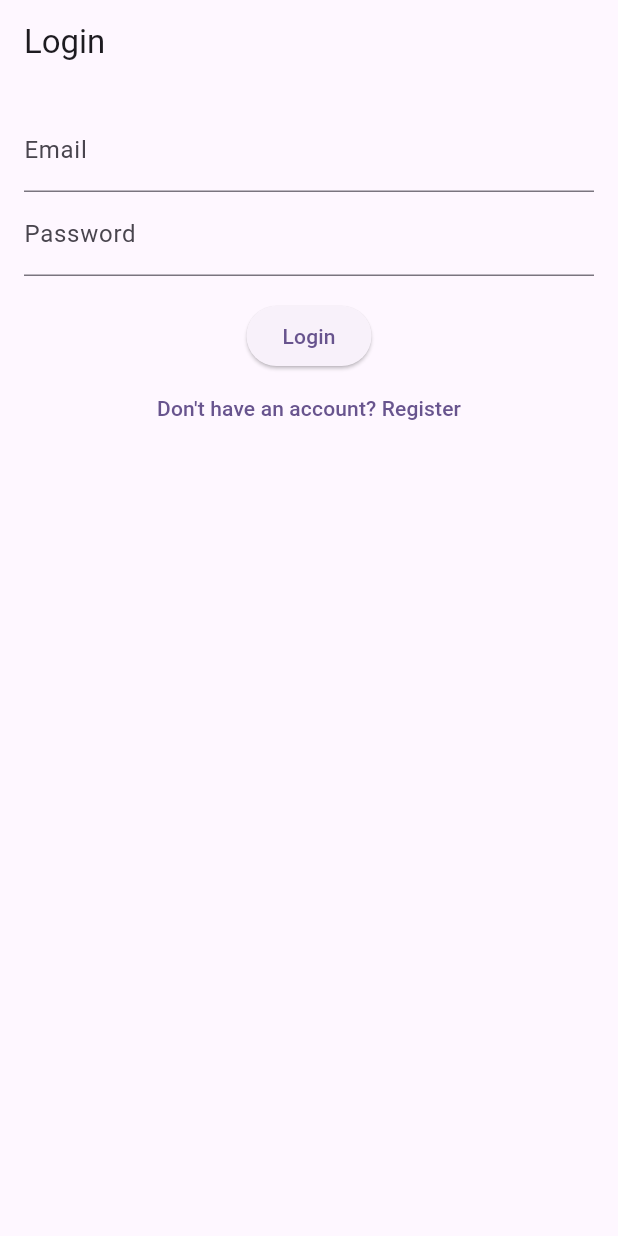
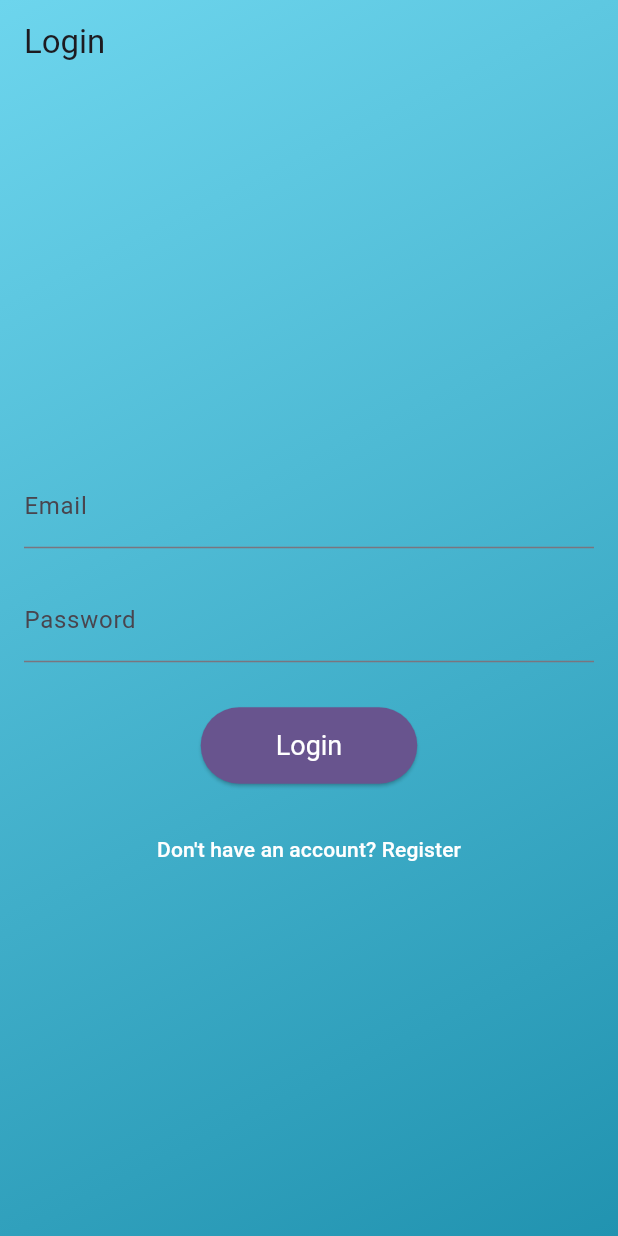
Before and after one commit to MoxProgramming/task_manager, a Flutter app: the screen it shows after launch, on a phone screen of 412 x 824 dp. Run offline on Flutter 3.47's test engine with Material 3 defaults, Android fonts, the light colour scheme and no system bars; our stand-ins replace cloud_firestore, firebase_auth, firebase_core, flutter_animate, flutter_riverpod, shared_preferences; accounts and stored records are empty; generated files the repository leaves out were written again.

Commit message:
notes board feature
updated login screen, added task details on click
new feature: notes board - works but is currently global and not finished

```diff
--- a/lib/core/widgets/text_field.dart
+++ b/lib/core/widgets/text_field.dart
@@ -4,11 +4,13 @@ class AppTextField extends StatelessWidget {
   final TextEditingController controller;
   final String label;
   final bool obscureText;
+  final Function(String)? onSubmit;
 
   const AppTextField({
     required this.controller,
     required this.label,
     this.obscureText = false,
+    this.onSubmit,
     super.key,
   });
 
@@ -18,6 +20,7 @@ class AppTextField extends StatelessWidget {
       controller: controller,
       decoration: InputDecoration(labelText: label),
       obscureText: obscureText,
+      onSubmitted: onSubmit,
     );
   }
 }
--- a/lib/features/auth/ui/screens/login_screen.dart
+++ b/lib/features/auth/ui/screens/login_screen.dart
@@ -36,37 +36,96 @@ class _LoginScreenState extends ConsumerState<LoginScreen> {
 
   @override
   Widget build(BuildContext context) {
-    return Scaffold(
-      appBar: AppBar(title: Text('Login')),
-      body: Padding(
-        padding: EdgeInsets.all(16),
+    return Container(
+      decoration: BoxDecoration(
+        // Example background image (replace with your actual image)
+        gradient: LinearGradient(
+          begin: Alignment.topLeft,
+          end: Alignment.bottomRight,
+          colors: [
+            const Color(0xFF6dd5ed), // Start color (light blue)
+            const Color(0xFF2193b0), // End color (darker blue)
+          ],
+          stops: const [0.0, 1.0],
+        ),
+      ),
+      child: Scaffold(
+        backgroundColor: Colors.transparent,
+        appBar: AppBar(
+          title: const Text('Login'),
+          backgroundColor: Colors.transparent,
+          elevation: 0,
+        ),
+        body: Center(
+          child: SingleChildScrollView(
+            padding: const EdgeInsets.all(16),
             child: Column(
+              mainAxisAlignment: MainAxisAlignment.center,
               children: [
                 if (_errorMessage != null)
-              Text(_errorMessage!, style: TextStyle(color: Colors.red)),
-            AppTextField(
-              controller: _emailController,
-              label: 'Email',
-              obscureText: false,
+                  Text(
+                    _errorMessage!,
+                    style: const TextStyle(color: Colors.red),
                   ),
-            AppTextField(
-              controller: _passwordController,
-              label: 'Password',
-              obscureText: true,
+                const SizedBox(height: 20),
+                _buildTextField(_emailController, 'Email', false),
+                const SizedBox(height: 20),
+                _buildTextField(
+                  _passwordController,
+                  'Password',
+                  true,
+                  onSubmit: (value) => _signIn(),
                 ),
-            SizedBox(height: 16),
-            ElevatedButton(onPressed: _signIn, child: Text('Login')),
+                const SizedBox(height: 30),
+                ElevatedButton(
+                  onPressed: _signIn,
+                  style: ElevatedButton.styleFrom(
+                    backgroundColor: Theme.of(context).primaryColor,
+                    padding: const EdgeInsets.symmetric(
+                      horizontal: 50,
+                      vertical: 15,
+                    ),
+                    textStyle: const TextStyle(fontSize: 18),
+                    shape: RoundedRectangleBorder(
+                      borderRadius: BorderRadius.circular(30),
+                    ),
+                  ),
+                  child: const Text(
+                    'Login',
+                    style: TextStyle(color: Colors.white),
+                  ),
+                ),
+                const SizedBox(height: 20),
                 TextButton(
                   onPressed: () {
                     Navigator.of(context).push(
                       MaterialPageRoute(builder: (_) => const RegisterScreen()),
                     );
                   },
-              child: const Text('Don\'t have an account? Register'),
+                  child: const Text(
+                    'Don\'t have an account? Register',
+                    style: TextStyle(color: Colors.white),
+                  ),
                 ),
               ],
             ),
           ),
+        ),
+      ),
+    );
+  }
+
+  Widget _buildTextField(
+    TextEditingController controller,
+    String label,
+    bool obscureText, {
+    Function(String)? onSubmit,
+  }) {
+    return AppTextField(
+      controller: controller,
+      label: label,
+      obscureText: obscureText,
+      onSubmit: onSubmit,
     );
   }
 }
--- a/lib/features/projects/ui/screens/new_project_screen.dart
+++ b/lib/features/projects/ui/screens/new_project_screen.dart
@@ -27,7 +27,6 @@ class _NewProjectScreenState extends ConsumerState<NewProjectScreen> {
           .createProject(_projectNameController.text.trim());
       if (project != null && project.isNotEmpty) {
         if (mounted) {
-          ref.read(selectedProjectIdProvider.notifier).state = project;
           Navigator.of(context).pop();
           ScaffoldMessenger.of(context).showSnackBar(
             const SnackBar(
--- a/lib/features/tasks/data/models/task_model.dart
+++ b/lib/features/tasks/data/models/task_model.dart
@@ -2,6 +2,7 @@ import 'package:task_manager/core/constants/priority.dart';
 import 'package:task_manager/core/constants/task_status.dart';
 
 class TaskModel {
+  final String uid;
   final String postedBy;
   final String title;
   final String? description;
@@ -11,6 +12,7 @@ class TaskModel {
   final String? assignedTo;
 
   TaskModel({
+    required this.uid,
     required this.postedBy,
     required this.title,
     this.description,
@@ -22,6 +24,7 @@ class TaskModel {
 
   factory TaskModel.fromJson(Map<String, dynamic> json) {
     return TaskModel(
+      uid: json['uid'],
       postedBy: json['postedBy'],
       title: json['title'],
       description: json['description'],
@@ -34,6 +37,7 @@ class TaskModel {
 
   Map<String, dynamic> toJson() {
     return {
+      'uid': uid,
       'postedBy': postedBy,
       'title': title,
       'description': description,
--- a/lib/features/tasks/domain/task_provider.dart
+++ b/lib/features/tasks/domain/task_provider.dart
@@ -1,8 +1,12 @@
 import 'package:flutter_riverpod/flutter_riverpod.dart';
+import 'package:task_manager/features/projects/domain/projects_provider.dart';
 import 'package:task_manager/features/tasks/data/models/task_model.dart';
 import 'package:task_manager/features/tasks/domain/task_repository.dart';
 
-final selectedProjectIdProvider = StateProvider<String?>((ref) => null);
+final selectedProjectIdProvider = Provider<String?>((ref) {
+  final selectedProject = ref.watch(selectedProjectProvider);
+  return selectedProject?.uid;
+});
 
 final taskRepositoryProvider = Provider<TaskRepository>((ref) {
   return TaskRepository();
```
Also changed, not shown: lib/features/board/data/models/note_model.dart (added, +38 -0 lines), lib/features/board/domain/notes_provider.dart (added, +30 -0 lines), lib/features/board/domain/notes_repository.dart (added, +45 -0 lines), lib/features/board/ui/screens/board_screen.dart (added, +41 -0 lines), lib/features/board/ui/widgets/draggable_note.dart (added, +184 -0 lines), lib/features/projects/domain/projects_repository.dart (+10 -3 lines), lib/features/tasks/domain/task_repository.dart (+22 -1 lines), lib/features/tasks/ui/screens/new_task_screen.dart (+13 -8 lines), lib/features/tasks/ui/screens/task_detail_rail.dart (added, +55 -0 lines), lib/features/tasks/ui/screens/task_overview_screen.dart (+98 -17 lines). Lines whose indentation alone changed are shown as unchanged.
